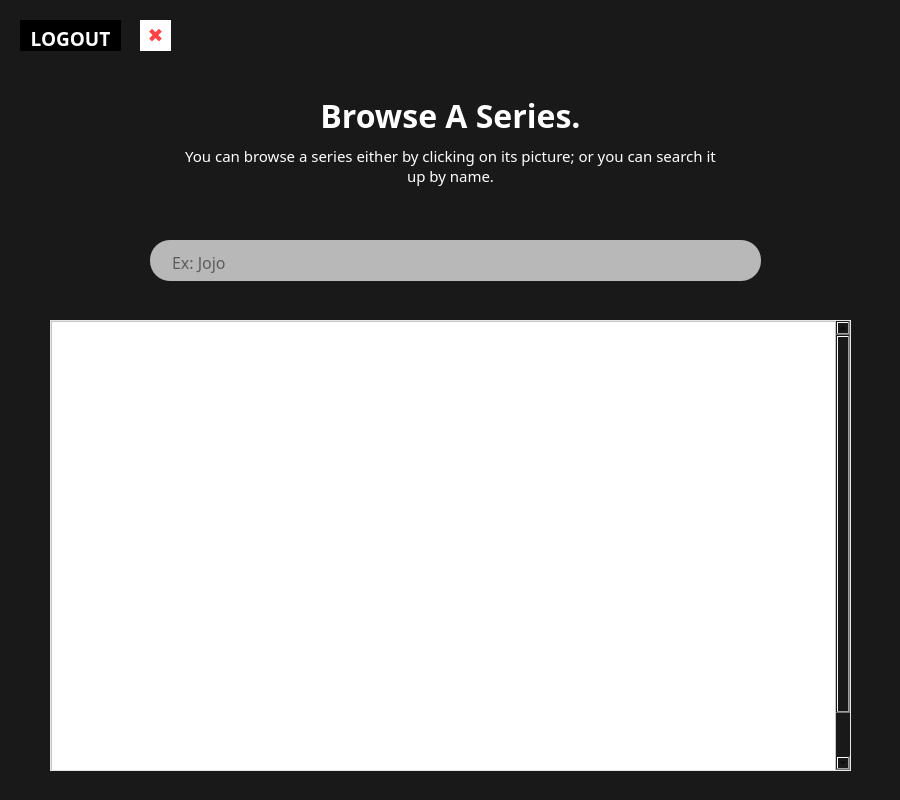
Before: the Qt Designer form BrowseWindow.ui in mxrked/AnimexUI_2.0_PYQT5, drawn with Qt 5.
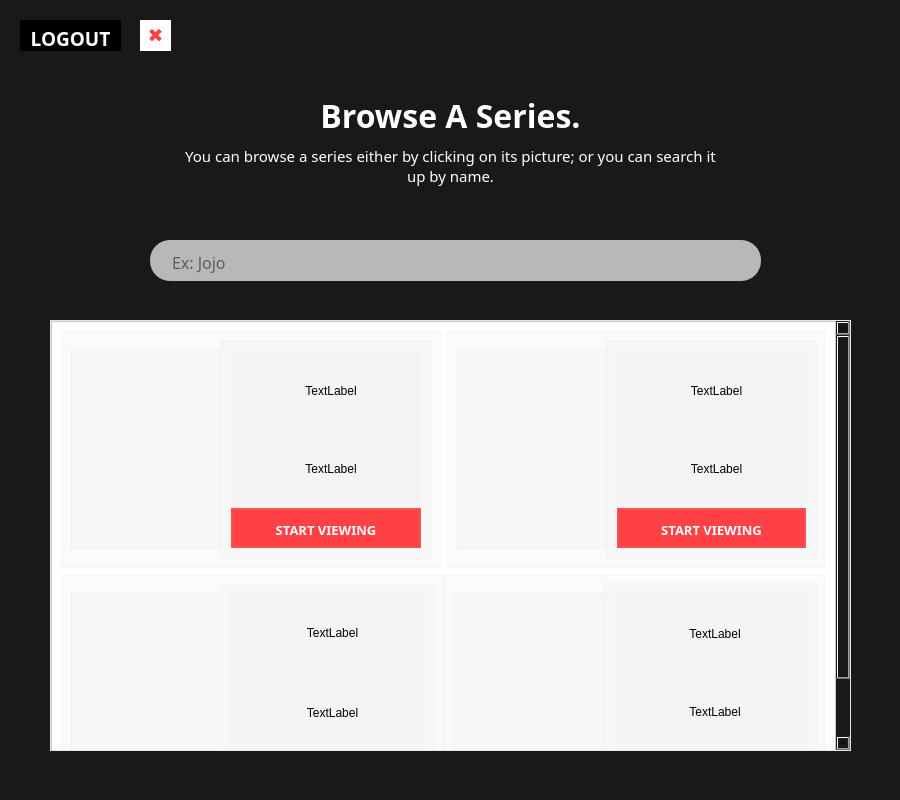
After: the same form once the commit is applied. Icons and pictures are not drawn.

```diff
--- a/BrowseWindow.ui
+++ b/BrowseWindow.ui
@@ -202,7 +202,7 @@
       <x>50</x>
       <y>320</y>
       <width>801</width>
-      <height>451</height>
+      <height>431</height>
      </rect>
     </property>
     <property name="styleSheet">
@@ -279,6 +279,577 @@
         <property name="frameShadow">
          <enum>QFrame::Raised</enum>
         </property>
+        <layout class="QVBoxLayout" name="verticalLayout_3">
+         <item>
+          <layout class="QGridLayout" name="BrowseWindow_SeriesHolderFrameLayout">
+           <item row="1" column="0">
+            <layout class="QHBoxLayout" name="BrowseWindow_Row2">
+             <property name="spacing">
+              <number>0</number>
+             </property>
+             <item>
+              <widget class="QWidget" name="BrowseWindow_Series3" native="true">
+               <property name="styleSheet">
+                <string notr="true">QWidget {
+	border: 2px solid rgba(214, 214, 214, 0.1);
+	background-color: rgba(214, 214, 214, 0.1);
+}</string>
+               </property>
+               <layout class="QHBoxLayout" name="horizontalLayout_10">
+                <item>
+                 <layout class="QHBoxLayout" name="BrowseWindow_Series3Layout">
+                  <property name="spacing">
+                   <number>0</number>
+                  </property>
+                  <item>
+                   <widget class="QLabel" name="BrowseWindow_Series3ImgLabel">
+                    <property name="minimumSize">
+                     <size>
+                      <width>12</width>
+                      <height>200</height>
+                     </size>
+                    </property>
+                    <property name="maximumSize">
+                     <size>
+                      <width>150</width>
+                      <height>200</height>
+                     </size>
+                    </property>
+                    <property name="styleSheet">
+                     <string notr="true">QLabel {
+	padding-left: 5px;
+	padding-right: 5px;
+}</string>
+                    </property>
+                    <property name="text">
+                     <string/>
+                    </property>
+                    <property name="pixmap">
+                     <pixmap resource="assets/medias/qrcs/mob_BG.qrc">:/newPrefix/imgs/series/mob.jpg</pixmap>
+                    </property>
+                    <property name="scaledContents">
+                     <bool>true</bool>
+                    </property>
+                   </widget>
+                  </item>
+                  <item>
+                   <widget class="QFrame" name="BrowseWindow_Series3CntFrame">
+                    <property name="styleSheet">
+                     <string notr="true">QFrame {
+	border: none;
+}</string>
+                    </property>
+                    <property name="frameShape">
+                     <enum>QFrame::StyledPanel</enum>
+                    </property>
+                    <property name="frameShadow">
+                     <enum>QFrame::Raised</enum>
+                    </property>
+                    <layout class="QHBoxLayout" name="horizontalLayout_4">
+                     <item>
+                      <layout class="QVBoxLayout" name="BrowseWindow_Series3CntFrameLayout">
+                       <property name="spacing">
+                        <number>0</number>
+                       </property>
+                       <item>
+                        <widget class="QLabel" name="BrowseWindow_Series3NameLabel">
+                         <property name="styleSheet">
+                          <string notr="true">QLabel {
+	border: none;
+	padding-left: 10px;
+}</string>
+                         </property>
+                         <property name="text">
+                          <string>TextLabel</string>
+                         </property>
+                         <property name="alignment">
+                          <set>Qt::AlignCenter</set>
+                         </property>
+                        </widget>
+                       </item>
+                       <item>
+                        <widget class="QLabel" name="BrowseWindow_Series3DescLabel">
+                         <property name="styleSheet">
+                          <string notr="true">QLabel {
+	border: none;
+	padding-left: 10px;
+}</string>
+                         </property>
+                         <property name="text">
+                          <string>TextLabel</string>
+                         </property>
+                         <property name="alignment">
+                          <set>Qt::AlignCenter</set>
+                         </property>
+                        </widget>
+                       </item>
+                       <item>
+                        <widget class="QPushButton" name="BrowseWindow_Series3TogglePushBtn">
+                         <property name="maximumSize">
+                          <size>
+                           <width>200</width>
+                           <height>40</height>
+                          </size>
+                         </property>
+                         <property name="font">
+                          <font>
+                           <family>Poppins</family>
+                           <pointsize>10</pointsize>
+                           <weight>75</weight>
+                           <bold>true</bold>
+                          </font>
+                         </property>
+                         <property name="cursor">
+                          <cursorShape>PointingHandCursor</cursorShape>
+                         </property>
+                         <property name="styleSheet">
+                          <string notr="true">QPushButton {
+	background-color:  rgb(255, 66, 69);
+	color: white;
+	padding-top: 3px;
+}
+
+QPushButton::hover {
+	background-color: rgb(255, 10, 22)
+}</string>
+                         </property>
+                         <property name="text">
+                          <string>START VIEWING</string>
+                         </property>
+                        </widget>
+                       </item>
+                      </layout>
+                     </item>
+                    </layout>
+                   </widget>
+                  </item>
+                 </layout>
+                </item>
+               </layout>
+              </widget>
+             </item>
+             <item>
+              <widget class="QWidget" name="BrowseWindow_Series4" native="true">
+               <property name="styleSheet">
+                <string notr="true">QWidget {
+	border: 2px solid rgba(214, 214, 214, 0.1);
+	background-color: rgba(214, 214, 214, 0.1);
+}</string>
+               </property>
+               <layout class="QHBoxLayout" name="horizontalLayout_9">
+                <item>
+                 <layout class="QHBoxLayout" name="BrowseWindow_Series4Layout">
+                  <property name="spacing">
+                   <number>0</number>
+                  </property>
+                  <item>
+                   <widget class="QLabel" name="BrowseWindow_Series4ImgLabel">
+                    <property name="minimumSize">
+                     <size>
+                      <width>12</width>
+                      <height>200</height>
+                     </size>
+                    </property>
+                    <property name="maximumSize">
+                     <size>
+                      <width>150</width>
+                      <height>200</height>
+                     </size>
+                    </property>
+                    <property name="styleSheet">
+                     <string notr="true">QLabel {
+	padding-left: 5px;
+	padding-right: 5px;
+}</string>
+                    </property>
+                    <property name="text">
+                     <string/>
+                    </property>
+                    <property name="pixmap">
+                     <pixmap resource="assets/medias/qrcs/tye_BG.qrc">:/newPrefix/imgs/series/tye.jpg</pixmap>
+                    </property>
+                    <property name="scaledContents">
+                     <bool>true</bool>
+                    </property>
+                   </widget>
+                  </item>
+                  <item>
+                   <widget class="QFrame" name="BrowseWindow_Series4CntFrame">
+                    <property name="frameShape">
+                     <enum>QFrame::StyledPanel</enum>
+                    </property>
+                    <property name="frameShadow">
+                     <enum>QFrame::Raised</enum>
+                    </property>
+                    <layout class="QVBoxLayout" name="verticalLayout_2">
+                     <item>
+                      <layout class="QVBoxLayout" name="BrowseWindow_Series4CntFrameLayout">
+                       <property name="spacing">
+                        <number>0</number>
+                       </property>
+                       <item>
+                        <widget class="QLabel" name="BrowseWindow_Series4NameLabel">
+                         <property name="styleSheet">
+                          <string notr="true">QLabel {
+	border: none;
+	padding-left: 10px;
+}</string>
+                         </property>
+                         <property name="text">
+                          <string>TextLabel</string>
+                         </property>
+                         <property name="alignment">
+                          <set>Qt::AlignCenter</set>
+                         </property>
+                        </widget>
+                       </item>
+                       <item>
+                        <widget class="QLabel" name="BrowseWindow_Series4DescLabel">
+                         <property name="styleSheet">
+                          <string notr="true">QLabel {
+	border: none;
+	padding-left: 10px;
+}</string>
+                         </property>
+                         <property name="text">
+                          <string>TextLabel</string>
+                         </property>
+                         <property name="alignment">
+                          <set>Qt::AlignCenter</set>
+                         </property>
+                        </widget>
+                       </item>
+                       <item>
+                        <widget class="QPushButton" name="BrowseWindow_Series4TogglePushBtn">
+                         <property name="maximumSize">
+                          <size>
+                           <width>200</width>
+                           <height>40</height>
+                          </size>
+                         </property>
+                         <property name="font">
+                          <font>
+                           <family>Poppins</family>
+                           <pointsize>10</pointsize>
+                           <weight>75</weight>
+                           <bold>true</bold>
+                          </font>
+                         </property>
+                         <property name="cursor">
+                          <cursorShape>PointingHandCursor</cursorShape>
+                         </property>
+                         <property name="styleSheet">
+                          <string notr="true">QPushButton {
+	background-color:  rgb(255, 66, 69);
+	color: white;
+	padding-top: 3px;
+}
+
+QPushButton::hover {
+	background-color: rgb(255, 10, 22)
+}</string>
+                         </property>
+                         <property name="text">
+                          <string>START VIEWING</string>
+                         </property>
+                        </widget>
+                       </item>
+                      </layout>
+                     </item>
+                    </layout>
+                   </widget>
+                  </item>
+                 </layout>
+                </item>
+               </layout>
+              </widget>
+             </item>
+            </layout>
+           </item>
+           <item row="0" column="0">
+            <layout class="QHBoxLayout" name="BrowseWindow_Row1">
+             <item>
+              <widget class="QWidget" name="BrowseWindow_Series1" native="true">
+               <property name="styleSheet">
+                <string notr="true">QWidget {
+	border: 2px solid rgba(214, 214, 214, 0.1);
+	background-color: rgba(214, 214, 214, 0.1);
+}</string>
+               </property>
+               <layout class="QHBoxLayout" name="horizontalLayout_3">
+                <item>
+                 <layout class="QHBoxLayout" name="BrowseWindow_Series1Layout">
+                  <property name="spacing">
+                   <number>0</number>
+                  </property>
+                  <item>
+                   <widget class="QLabel" name="BrowseWindow_Series1ImgLabel">
+                    <property name="minimumSize">
+                     <size>
+                      <width>12</width>
+                      <height>200</height>
+                     </size>
+                    </property>
+                    <property name="maximumSize">
+                     <size>
+                      <width>150</width>
+                      <height>200</height>
+                     </size>
+                    </property>
+                    <property name="styleSheet">
+                     <string notr="true">QLabel {
+	padding-left: 5px;
+	padding-right: 5px;
+}</string>
+                    </property>
+                    <property name="text">
+                     <string/>
+                    </property>
+                    <property name="pixmap">
+                     <pixmap resource="assets/medias/qrcs/jojo_BG.qrc">:/newPrefix/imgs/series/jojo.jpg</pixmap>
+                    </property>
+                    <property name="scaledContents">
+                     <bool>true</bool>
+                    </property>
+                   </widget>
+                  </item>
+                  <item>
+                   <widget class="QFrame" name="BrowseWindow_Series1CntFrame">
+                    <property name="styleSheet">
+                     <string notr="true">QFrame {
+	text-align: center;
+}</string>
+                    </property>
+                    <property name="frameShape">
+                     <enum>QFrame::StyledPanel</enum>
+                    </property>
+                    <property name="frameShadow">
+                     <enum>QFrame::Raised</enum>
+                    </property>
+                    <layout class="QVBoxLayout" name="verticalLayout_4">
+                     <item>
+                      <layout class="QVBoxLayout" name="BrowseWindow_Series1CntFrameLayout">
+                       <property name="spacing">
+                        <number>0</number>
+                       </property>
+                       <item>
+                        <widget class="QLabel" name="BrowseWindow_Series1NameLabel">
+                         <property name="styleSheet">
+                          <string notr="true">QLabel {
+	border: none;
+	padding-left: 10px;
+}</string>
+                         </property>
+                         <property name="text">
+                          <string>TextLabel</string>
+                         </property>
+                         <property name="alignment">
+                          <set>Qt::AlignCenter</set>
+                         </property>
+                        </widget>
+                       </item>
+                       <item>
+                        <widget class="QLabel" name="BrowseWindow_Series1DescLabel">
+                         <property name="styleSheet">
+                          <string notr="true">QLabel {
+	border: none;
+	padding-left: 10px;
+}</string>
+                         </property>
+                         <property name="text">
+                          <string>TextLabel</string>
+                         </property>
+                         <property name="alignment">
+                          <set>Qt::AlignCenter</set>
+                         </property>
+                        </widget>
+                       </item>
+                       <item>
+                        <widget class="QPushButton" name="BrowseWindow_Series1TogglePushBtn">
+                         <property name="maximumSize">
+                          <size>
+                           <width>200</width>
+                           <height>40</height>
+                          </size>
+                         </property>
+                         <property name="font">
+                          <font>
+                           <family>Poppins</family>
+                           <pointsize>10</pointsize>
+                           <weight>75</weight>
+                           <bold>true</bold>
+                          </font>
+                         </property>
+                         <property name="cursor">
+                          <cursorShape>PointingHandCursor</cursorShape>
+                         </property>
+                         <property name="styleSheet">
+                          <string notr="true">QPushButton {
+	background-color:  rgb(255, 66, 69);
+	color: white;
+	padding-top: 3px;
+}
+
+QPushButton::hover {
+	background-color: rgb(255, 10, 22)
+}</string>
+                         </property>
+                         <property name="text">
+                          <string>START VIEWING</string>
+                         </property>
+                        </widget>
+                       </item>
+                      </layout>
+                     </item>
+                    </layout>
+                   </widget>
+                  </item>
+                 </layout>
+                </item>
+               </layout>
+              </widget>
+             </item>
+             <item>
+              <widget class="QWidget" name="BrowseWindow_Series2" native="true">
+               <property name="styleSheet">
+                <string notr="true">QWidget {
+	border: 2px solid rgba(214, 214, 214, 0.1);
+	background-color: rgba(214, 214, 214, 0.1);
+}</string>
+               </property>
+               <layout class="QHBoxLayout" name="horizontalLayout_6">
+                <item>
+                 <layout class="QHBoxLayout" name="BrowseWindow_Series2Layout">
+                  <property name="spacing">
+                   <number>0</number>
+                  </property>
+                  <item>
+                   <widget class="QLabel" name="BrowseWindow_Series2ImgLabel">
+                    <property name="minimumSize">
+                     <size>
+                      <width>12</width>
+                      <height>200</height>
+                     </size>
+                    </property>
+                    <property name="maximumSize">
+                     <size>
+                      <width>150</width>
+                      <height>200</height>
+                     </size>
+                    </property>
+                    <property name="styleSheet">
+                     <string notr="true">QLabel {
+	padding-left: 5px;
+	padding-right: 5px;
+}</string>
+                    </property>
+                    <property name="text">
+                     <string/>
+                    </property>
+                    <property name="pixmap">
+                     <pixmap resource="assets/medias/qrcs/mha_BG.qrc">:/newPrefix/imgs/series/mha.jpg</pixmap>
+                    </property>
+                    <property name="scaledContents">
+                     <bool>true</bool>
+                    </property>
+                   </widget>
+                  </item>
+                  <item>
+                   <widget class="QFrame" name="BrowseWindow_Series2CntFrame">
+                    <property name="frameShape">
+                     <enum>QFrame::StyledPanel</enum>
+                    </property>
+                    <property name="frameShadow">
+                     <enum>QFrame::Raised</enum>
+                    </property>
+                    <layout class="QVBoxLayout" name="verticalLayout_5">
+                     <item>
+                      <layout class="QVBoxLayout" name="BrowseWindow_Series2CntFrameLayout">
+                       <property name="spacing">
+                        <number>0</number>
+                       </property>
+                       <item>
+                        <widget class="QLabel" name="BrowseWindow_Series2NameLabel">
+                         <property name="styleSheet">
+                          <string notr="true">QLabel {
+	border: none;
+	padding-left: 10px;
+}</string>
+                         </property>
+                         <property name="text">
+                          <string>TextLabel</string>
+                         </property>
+                         <property name="alignment">
+                          <set>Qt::AlignCenter</set>
+                         </property>
+                        </widget>
+                       </item>
+                       <item>
+                        <widget class="QLabel" name="BrowseWindow_Series2DescLabel">
+                         <property name="styleSheet">
+                          <string notr="true">QLabel {
+	border: none;
+	padding-left: 10px;
+}</string>
+                         </property>
+                         <property name="text">
+                          <string>TextLabel</string>
+                         </property>
+                         <property name="alignment">
+                          <set>Qt::AlignCenter</set>
+                         </property>
+                        </widget>
+                       </item>
+                       <item>
+                        <widget class="QPushButton" name="BrowseWindow_Series2TogglePushBtn">
+                         <property name="maximumSize">
+                          <size>
+                           <width>200</width>
+                           <height>40</height>
+                          </size>
+                         </property>
+                         <property name="font">
+                          <font>
+                           <family>Poppins</family>
+                           <pointsize>10</pointsize>
+                           <weight>75</weight>
+                           <bold>true</bold>
+                          </font>
+                         </property>
+                         <property name="cursor">
+                          <cursorShape>PointingHandCursor</cursorShape>
+                         </property>
+                         <property name="styleSheet">
+                          <string notr="true">QPushButton {
+	background-color:  rgb(255, 66, 69);
+	color: white;
+	padding-top: 3px;
+}
+
+QPushButton::hover {
+	background-color: rgb(255, 10, 22)
+}</string>
+                         </property>
+                         <property name="text">
+                          <string>START VIEWING</string>
+                         </property>
+                        </widget>
+                       </item>
+                      </layout>
+                     </item>
+                    </layout>
+                   </widget>
+                  </item>
+                 </layout>
+                </item>
+               </layout>
+              </widget>
+             </item>
+            </layout>
+           </item>
+          </layout>
+         </item>
+        </layout>
        </widget>
       </item>
      </layout>
```
Left out of the diff: 4 changed lines with no effect on the pictures.
